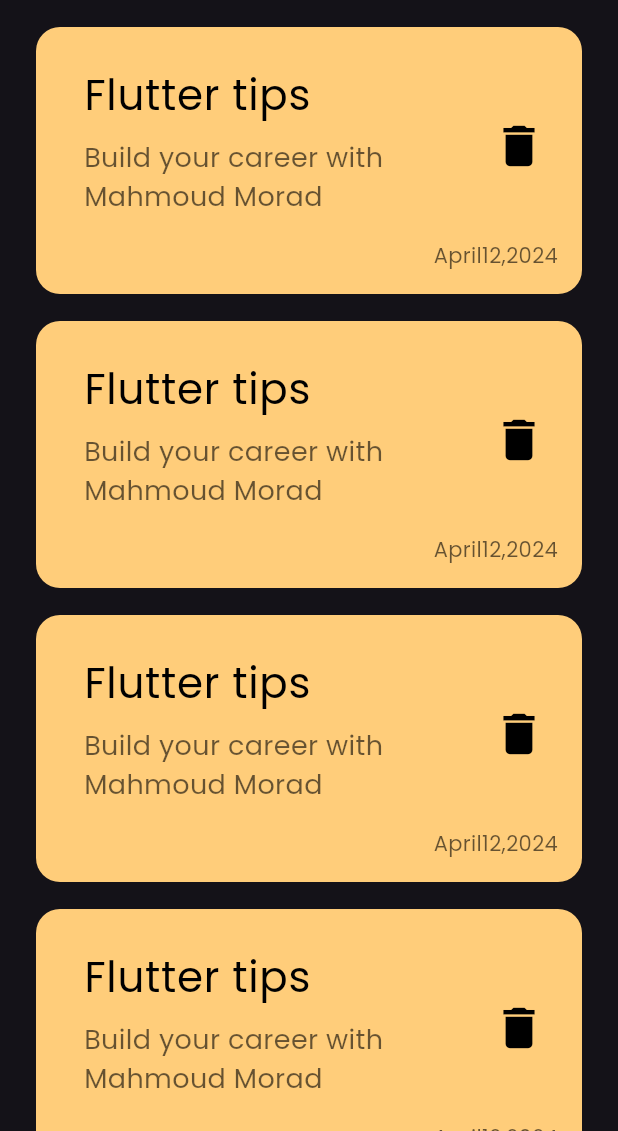
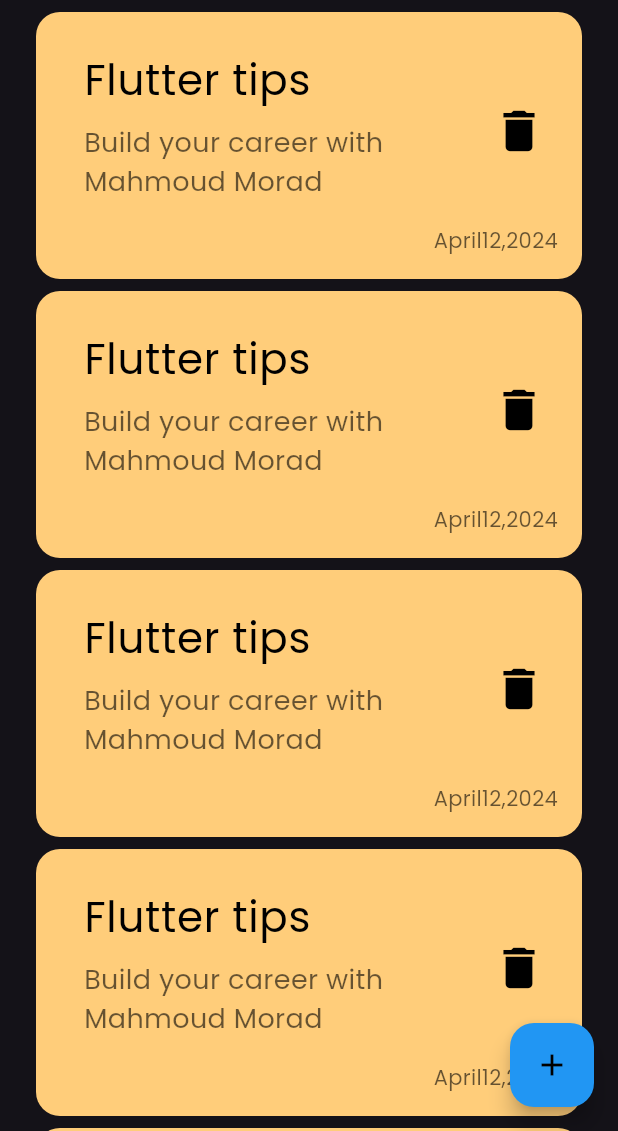
Before and after one commit to mahmoudmourad124/notes_app, a Flutter app: the screen it shows after launch, on a phone screen of 412 x 824 dp, the part 105-1236 px from its top. Run offline on Flutter 3.47's test engine with Material 3 defaults, Android fonts, the phone set to English and light mode, and no system bars.

Commit message:
add floating action button

```diff
--- a/lib/views/notes_list_view.dart
+++ b/lib/views/notes_list_view.dart
@@ -9,7 +9,7 @@ class NotesListView extends StatelessWidget {
     return ListView.builder(
       itemBuilder: (context, index) {
         return const Padding(
-          padding: EdgeInsets.only(top: 18.0),
+          padding: EdgeInsets.only(top: 8.0),
           child: NoteItem(),
         );
       },
--- a/lib/views/notes_view.dart
+++ b/lib/views/notes_view.dart
@@ -7,6 +7,14 @@ class NotesView extends StatelessWidget {
   @override
   Widget build(BuildContext context) {
     return Scaffold(
+      floatingActionButton: FloatingActionButton(
+        onPressed: () {},
+        backgroundColor: Colors.blue,
+        child: const Icon(
+          Icons.add,
+          color: Colors.black,
+        ),
+      ),
       body: NotesViewBody(),
     );
   }
```
